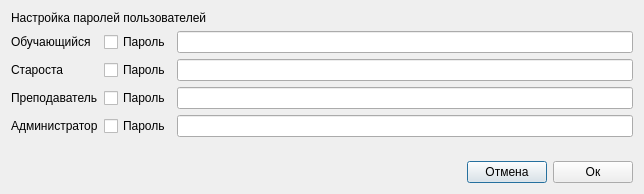
Old version of the form Source/userdialog.ui in the repository EndrII/Digital_Log.
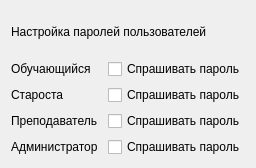
New version of the form.

Patch:
```diff
--- a/Source/userdialog.ui
+++ b/Source/userdialog.ui
@@ -6,8 +6,8 @@
    <rect>
     <x>0</x>
     <y>0</y>
-    <width>644</width>
-    <height>194</height>
+    <width>256</width>
+    <height>168</height>
    </rect>
   </property>
   <property name="windowTitle">
@@ -23,24 +23,10 @@
    </item>
    <item>
     <layout class="QGridLayout" name="gridLayout">
-     <item row="0" column="2">
-      <widget class="QLineEdit" name="PassStudentL">
-       <property name="echoMode">
-        <enum>QLineEdit::Password</enum>
-       </property>
-      </widget>
-     </item>
-     <item row="2" column="1">
-      <widget class="QCheckBox" name="PassTeacher">
-       <property name="text">
-        <string>Пароль</string>
-       </property>
-      </widget>
-     </item>
      <item row="2" column="2">
-      <widget class="QLineEdit" name="PassTeacherL">
-       <property name="echoMode">
-        <enum>QLineEdit::Password</enum>
+      <widget class="QCheckBox" name="PassTeacher">
+       <property name="text">
+        <string>Спрашивать пароль</string>
        </property>
       </widget>
      </item>
@@ -51,13 +37,6 @@
        </property>
       </widget>
      </item>
-     <item row="1" column="2">
-      <widget class="QLineEdit" name="PassHeadmanL">
-       <property name="echoMode">
-        <enum>QLineEdit::Password</enum>
-       </property>
-      </widget>
-     </item>
      <item row="0" column="0">
       <widget class="QLabel" name="Student">
        <property name="text">
@@ -65,17 +44,17 @@
        </property>
       </widget>
      </item>
-     <item row="0" column="1">
+     <item row="0" column="2">
       <widget class="QCheckBox" name="PassStudent">
        <property name="text">
-        <string>Пароль</string>
+        <string>Спрашивать пароль</string>
        </property>
       </widget>
      </item>
-     <item row="1" column="1">
+     <item row="1" column="2">
       <widget class="QCheckBox" name="PassHeadman">
        <property name="text">
-        <string>Пароль</string>
+        <string>Спрашивать пароль</string>
        </property>
       </widget>
      </item>
@@ -87,16 +66,9 @@
       </widget>
      </item>
      <item row="3" column="2">
-      <widget class="QLineEdit" name="PassAdminL">
-       <property name="echoMode">
-        <enum>QLineEdit::Password</enum>
-       </property>
-      </widget>
-     </item>
-     <item row="3" column="1">
       <widget class="QCheckBox" name="PassAdmin">
        <property name="text">
-        <string>Пароль</string>
+        <string>Спрашивать пароль</string>
        </property>
       </widget>
      </item>
@@ -107,26 +79,7 @@
        </property>
       </widget>
      </item>
-    </layout>
-   </item>
-   <item>
-    <spacer name="verticalSpacer">
-     <property name="orientation">
-      <enum>Qt::Vertical</enum>
-     </property>
-     <property name="sizeHint" stdset="0">
-      <size>
-       <width>20</width>
-       <height>40</height>
-      </size>
-     </property>
-    </spacer>
-   </item>
-   <item>
-    <layout class="QVBoxLayout" name="verticalLayout">
-     <item>
-      <layout class="QHBoxLayout" name="horizontalLayout">
-       <item>
+     <item row="0" column="1">
         <spacer name="horizontalSpacer">
          <property name="orientation">
           <enum>Qt::Horizontal</enum>
@@ -138,22 +91,6 @@
           </size>
          </property>
         </spacer>
-       </item>
-       <item>
-        <widget class="QPushButton" name="Cancel">
-         <property name="text">
-          <string>Отмена</string>
-         </property>
-        </widget>
-       </item>
-       <item>
-        <widget class="QPushButton" name="Ok">
-         <property name="text">
-          <string>Ок</string>
-         </property>
-        </widget>
-       </item>
-      </layout>
      </item>
     </layout>
    </item>
```
Lines whose indentation alone changed are shown as unchanged.
